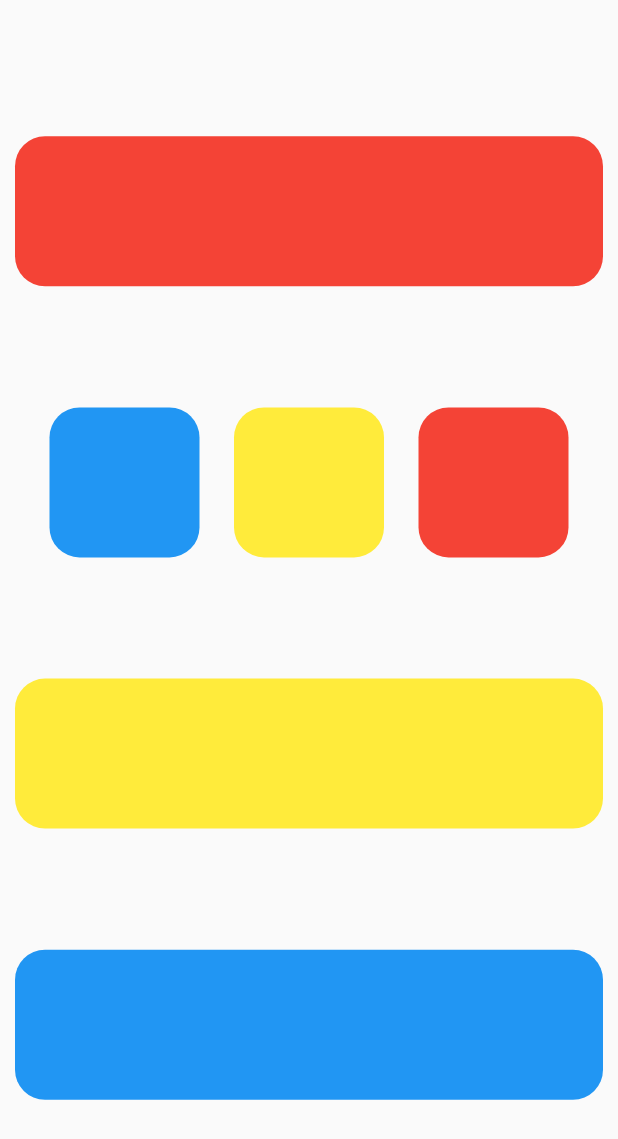
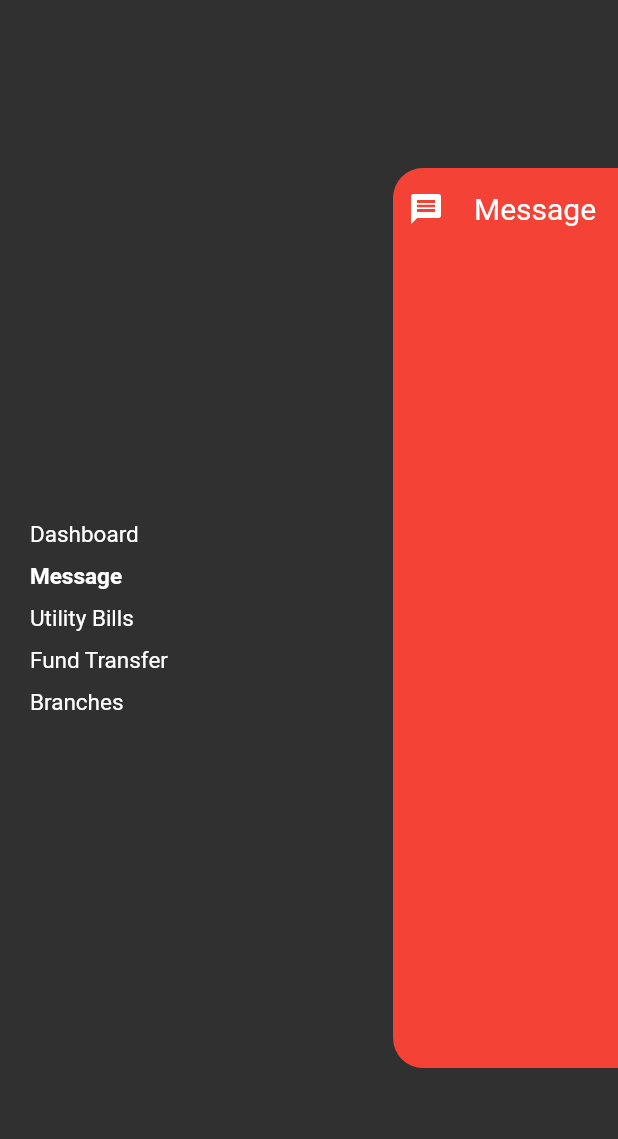
Before and after one commit to Akkash1212/flutterclass, a Flutter app: the screen it shows after launch, on a phone screen of 412 x 824 dp. Shown: the top 1139 px of the screen. Run offline on Flutter 3.47's test engine with Material 2 defaults, Android fonts, the light colour scheme and no system bars; missing offline and left inert: dart:html.

Commit message:
layout 3

```diff
--- /dev/null
+++ b/lib/calander/layout3.dart
@@ -0,0 +1,76 @@
+import 'package:flutter/material.dart';
+import 'package:flutterclass/calander/lyt3_text.dart';
+
+class Layout3 extends StatelessWidget {
+  const Layout3({super.key});
+
+  @override
+  Widget build(BuildContext context) {
+    return Scaffold(
+      backgroundColor: Colors.grey[850],
+      body: SafeArea(
+        child: Container(
+          padding: EdgeInsets.only(left: 20),
+          child: Row(
+            mainAxisAlignment: MainAxisAlignment.spaceBetween,
+            children: [
+              Column(
+                mainAxisAlignment: MainAxisAlignment.center,
+                crossAxisAlignment: CrossAxisAlignment.start,
+                children: [
+                  Lyt3Text(
+                    emttext: "Dashboard",
+                  ),
+                  Lyt3Text(
+                    emttext: "Message",
+                    boldtext: true,
+                  ),
+                  Lyt3Text(
+                    emttext: "Utility Bills",
+                  ),
+                  Lyt3Text(
+                    emttext: "Fund Transfer",
+                  ),
+                  Lyt3Text(
+                    emttext: "Branches",
+                  ),
+                ],
+              ),
+              SizedBox(
+                width: 100,
+              ),
+              Column(
+                mainAxisAlignment: MainAxisAlignment.center,
+                children: [
+                  Container(
+                    padding: EdgeInsets.only(left: 10, top: 15),
+                    alignment: Alignment.topRight,
+                    height: 600,
+                    width: 150,
+                    decoration: BoxDecoration(
+                        color: Colors.red,
+                        borderRadius: BorderRadius.only(
+                            bottomLeft: Radius.circular(20),
+                            topLeft: Radius.circular(20))),
+                    child: Row(
+                      children: [
+                        Icon(Icons.message, color: Colors.white),
+                        SizedBox(
+                          width: 20,
+                        ),
+                        Text(
+                          "Message",
+                          style: TextStyle(fontSize: 20, color: Colors.white),
+                        ),
+                      ],
+                    ),
+                  )
+                ],
+              )
+            ],
+          ),
+        ),
+      ),
+    );
+  }
+}
--- /dev/null
+++ b/lib/calander/lyt3_text.dart
@@ -0,0 +1,27 @@
+import 'package:flutter/material.dart';
+
+class Lyt3Text extends StatelessWidget {
+  const Lyt3Text(
+      {super.key,
+      this.boldtext = false,
+      this.emttext = "Text",
+      this.color = Colors.white});
+  final String emttext;
+  final bool boldtext;
+  final color;
+
+  final double fontsize = 15;
+  @override
+  Widget build(BuildContext context) {
+    return Container(
+      margin: EdgeInsets.symmetric(vertical: 5),
+      child: Text(
+        emttext,
+        style: TextStyle(
+            color: color,
+            fontSize: fontsize,
+            fontWeight: boldtext ? FontWeight.bold : null),
+      ),
+    );
+  }
+}
--- a/lib/main.dart
+++ b/lib/main.dart
@@ -1,6 +1,7 @@
 import 'package:flutter/material.dart';
 
 import 'calander/layout2.dart';
+import 'calander/layout3.dart';
 
 void main() {
   runApp(Myapp());
@@ -13,7 +14,7 @@ class Myapp extends StatelessWidget {
   Widget build(BuildContext context) {
     return MaterialApp(
       debugShowCheckedModeBanner: false,
-      home: Layout2(),
+      home: Layout3(),
     );
   }
 }
```
